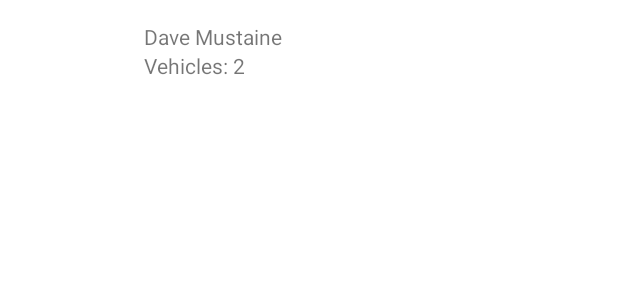
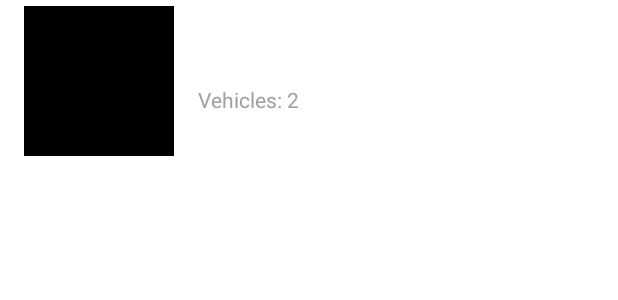
Before and after one commit to umello/ScopeCodingChallenge, an Android app: the layout item_user.xml on its own in the app's theme, with its tools: preview values and no code run, on a phone screen of 412 x 824 dp. Shown: the top 300 px of the screen. Run offline under Robolectric (Android 15) with nearby library versions, the phone set to English and light mode, and no system bars; network calls fail.

Commit message:
Improved UX

```diff
--- a/app/src/main/res/layout/activity_main.xml
+++ b/app/src/main/res/layout/activity_main.xml
@@ -4,6 +4,7 @@
     xmlns:tools="http://schemas.android.com/tools"
     android:layout_width="match_parent"
     android:layout_height="match_parent"
+    android:background="@color/very_dark_blue"
     tools:context=".ui.MainActivity">
 
     <androidx.recyclerview.widget.RecyclerView
--- a/app/src/main/res/layout/item_user.xml
+++ b/app/src/main/res/layout/item_user.xml
@@ -7,13 +7,15 @@
 
     <ImageView
         android:id="@+id/userPicture"
-        android:layout_width="64dp"
-        android:layout_height="64dp"
+        android:background="@color/black"
+        android:layout_width="100dp"
+        android:layout_height="100dp"
         android:layout_marginStart="16dp"
         android:layout_marginTop="4dp"
         android:layout_marginBottom="4dp"
         app:layout_constraintStart_toStartOf="parent"
-        app:layout_constraintTop_toTopOf="parent" />
+        app:layout_constraintTop_toTopOf="parent"
+        app:layout_constraintBottom_toBottomOf="parent"/>
 
     <LinearLayout
         android:layout_width="0dp"
@@ -31,13 +33,14 @@
             android:id="@+id/userName"
             android:layout_width="match_parent"
             android:layout_height="wrap_content"
-            tools:text="Dave Mustaine" />
+            tools:text="Dave Mustaine"
+            style="@style/RecyclerItemUserName" />
 
         <TextView
             android:id="@+id/userCarCount"
             android:layout_width="match_parent"
             android:layout_height="wrap_content"
             tools:text="Vehicles: 2"
-            />
+            style="@style/RecyclerItemUserCarCount" />
     </LinearLayout>
 </androidx.constraintlayout.widget.ConstraintLayout>
--- a/app/src/main/res/values/colors.xml
+++ b/app/src/main/res/values/colors.xml
@@ -8,6 +8,11 @@
     <color name="black">#FF000000</color>
     <color name="white">#FFFFFFFF</color>
     <color name="light_gray">#A0A0A0</color>
+    <color name="dark_blue">#2f2e35</color>
+    <color name="very_dark_blue">#28272b</color>
+    <color name="blue0">#2e2c40</color>
+    <color name="blue1">#4a4669</color>
+    <color name="blue2">#6d679a</color>
     <color name="dark_gray">#404040</color>
     <color name="dark_gray_blue">#6060A0</color>
     <color name="light_beige">#E0E0D8</color>
--- /dev/null
+++ b/app/src/main/res/values/styles.xml
@@ -0,0 +1,25 @@
+<?xml version="1.0" encoding="utf-8"?>
+<resources>
+    <style name="RecyclerItemUserName">
+        <item name="android:textSize">18sp</item>
+        <item name="android:textColor">@color/white</item>
+        <item name="android:textStyle">bold</item>
+    </style>
+
+    <style name="RecyclerItemUserCarCount">
+        <item name="android:textColor">@color/light_gray</item>
+    </style>
+
+    <style name="MakerCarMake">
+        <item name="android:textStyle">bold</item>
+        <item name="android:textColor">@color/dark_gray_blue</item>
+        <item name="android:textSize">20sp</item>
+        <item name="android:layout_width">0dp</item>
+    </style>
+
+    <style name="MakerCarModel">
+        <item name="android:textColor">@color/dark_gray_blue</item>
+        <item name="android:textStyle">italic</item>
+        <item name="android:textSize">12sp</item>
+    </style>
+</resources>
--- a/app/src/main/res/values/themes.xml
+++ b/app/src/main/res/values/themes.xml
@@ -2,9 +2,10 @@
     <!-- Base application theme. -->
     <style name="Theme.ScopeCodingChallenge" parent="Theme.MaterialComponents.DayNight.DarkActionBar">
         <!-- Primary brand color. -->
-        <item name="colorPrimary">@color/purple_500</item>
-        <item name="colorPrimaryVariant">@color/purple_700</item>
+        <item name="colorPrimary">@color/blue2</item>
+        <item name="colorPrimaryVariant">@color/blue1</item>
         <item name="colorOnPrimary">@color/white</item>
+        <item name="colorSurface">@color/dark_blue</item>
         <!-- Secondary brand color. -->
         <item name="colorSecondary">@color/teal_200</item>
         <item name="colorSecondaryVariant">@color/teal_700</item>
```
Also changed, not shown: app/src/main/java/com/sandbox/scopecodingchallenge/ui/MainActivity.kt (+10 -0 lines), app/src/main/res/layout/marker_layout.xml (+2 -9 lines).
